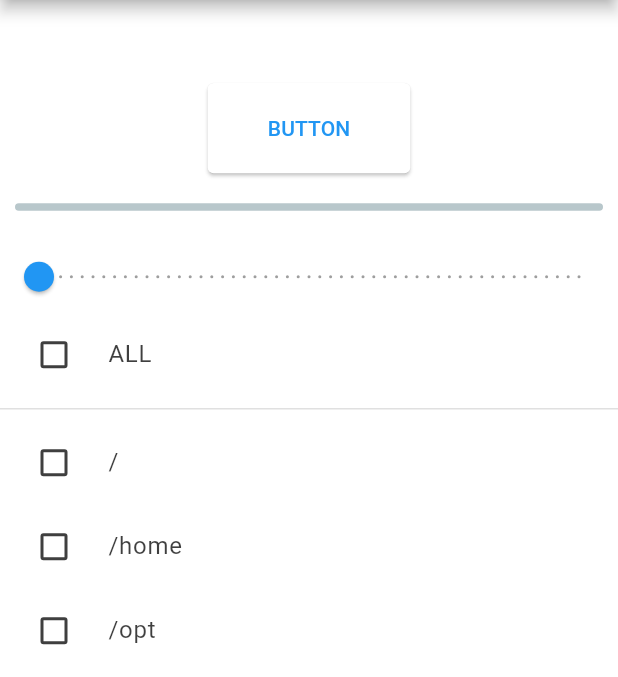
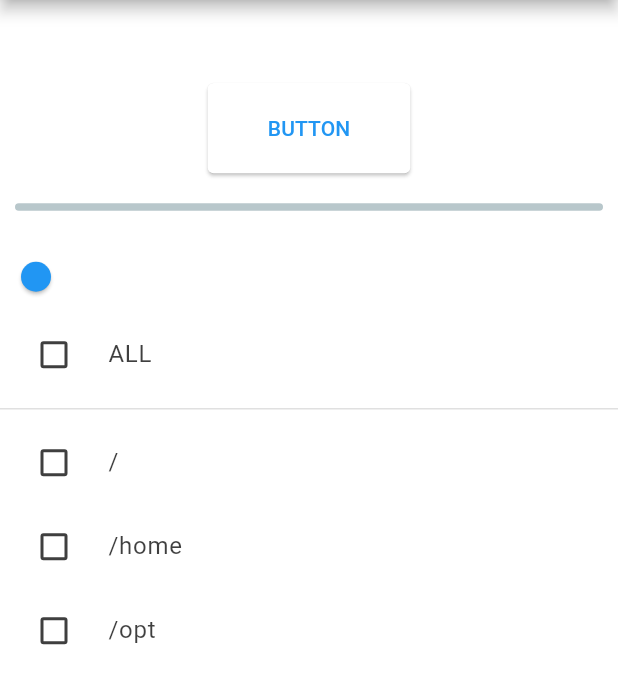
Before and after one commit to ticktechman/flutter-study, a Flutter app: the screen it shows after launch, after a tap on "English", on a phone screen of 412 x 824 dp, the part 84-761 px from its top. Run offline on Flutter 3.47's test engine with Material 3 defaults, Android fonts, the light colour scheme and no system bars; drawn by our look-alikes of percent_indicator; missing offline and left inert: dart:ffi; generated files the repository leaves out were written again; Roboto replaces fonts that are missing (Voltaire).

```diff
--- a/themes/lib/main.dart
+++ b/themes/lib/main.dart
@@ -40,7 +40,11 @@ var dark = ThemeData(
         ),
       ),
     ),
-);
+    sliderTheme: SliderThemeData(
+      showValueIndicator: ShowValueIndicator.always,
+      activeTrackColor: Colors.blue,
+      thumbColor: Colors.blue,
+    ));
 
 var light = ThemeData(
   brightness: Brightness.light,
@@ -233,7 +237,7 @@ class _MyHomePageState extends State<MyHomePage> {
                 value: curPos,
                 max: 100.0,
                 label: curPos.floor().toString(),
-                divisions: 50,
+                // divisions: 50,
                 secondaryActiveColor: Colors.amber,
                 onChanged: (val) {
                   setState(() {
```
Also changed, not shown: 1 other file. Lines whose indentation alone changed are shown as unchanged.
